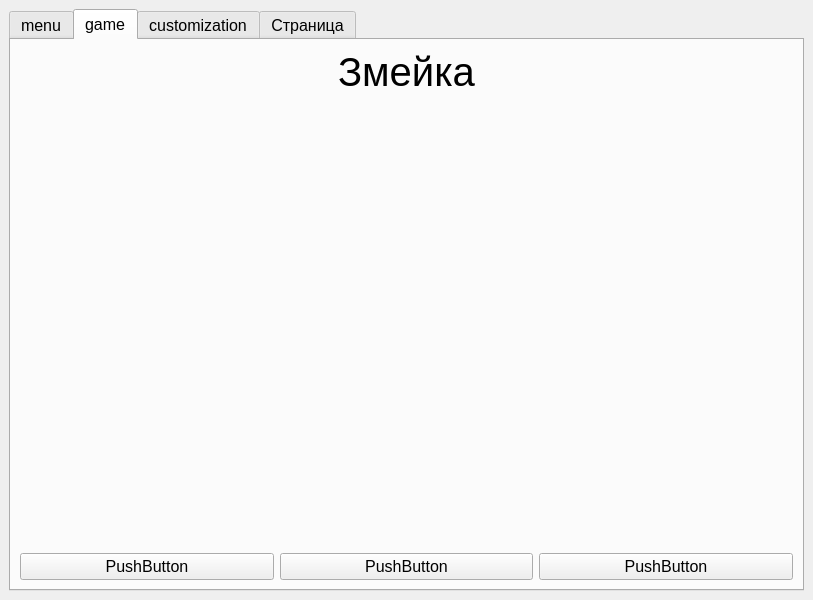
Before: the Qt Designer form forms/root.ui in kursach-vega/snake, drawn with Qt 5.
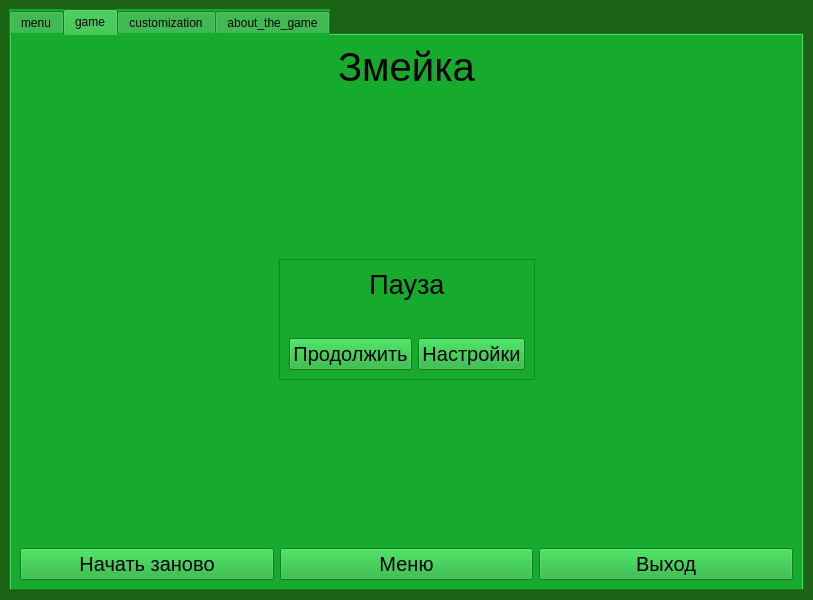
After: the same form once the commit is applied. The open tabs and pages were chosen to show the change.

The edit to the form file:
```diff
--- a/forms/root.ui
+++ b/forms/root.ui
@@ -24,15 +24,18 @@
   </property>
   <property name="font">
    <font>
-    <pointsize>12</pointsize>
+    <pointsize>15</pointsize>
    </font>
   </property>
   <property name="windowTitle">
    <string>root</string>
   </property>
+  <property name="styleSheet">
+   <string notr="true">background-color: rgb(29, 99, 21);</string>
+  </property>
   <widget class="QWidget" name="centralwidget">
    <layout class="QGridLayout" name="gridLayout_3">
-    <item row="0" column="0">
+    <item row="0" column="1">
      <widget class="QTabWidget" name="tab_game">
       <property name="maximumSize">
        <size>
@@ -40,6 +43,9 @@
         <height>582</height>
        </size>
       </property>
+      <property name="styleSheet">
+       <string notr="true">background-color: rgb(23, 171, 46);</string>
+      </property>
       <property name="currentIndex">
        <number>3</number>
       </property>
@@ -271,47 +277,9 @@
        <attribute name="title">
         <string>game</string>
        </attribute>
-       <layout class="QGridLayout" name="gridLayout">
-        <item row="1" column="0">
-         <spacer name="verticalSpacer_3">
-          <property name="orientation">
-           <enum>Qt::Vertical</enum>
-          </property>
-          <property name="sizeHint" stdset="0">
-           <size>
-            <width>20</width>
-            <height>40</height>
-           </size>
-          </property>
-         </spacer>
-        </item>
-        <item row="2" column="0">
-         <layout class="QHBoxLayout" name="horizontalLayout">
-          <item>
-           <widget class="QPushButton" name="pushButton">
-            <property name="text">
-             <string>PushButton</string>
-            </property>
-           </widget>
-          </item>
-          <item>
-           <widget class="QPushButton" name="pushButton_2">
-            <property name="text">
-             <string>PushButton</string>
-            </property>
-           </widget>
-          </item>
-          <item>
-           <widget class="QPushButton" name="pushButton_3">
-            <property name="text">
-             <string>PushButton</string>
-            </property>
-           </widget>
-          </item>
-         </layout>
-        </item>
-        <item row="0" column="0">
-         <widget class="QLabel" name="label_2">
+       <layout class="QVBoxLayout" name="verticalLayout_3">
+        <item>
+         <widget class="QLabel" name="label_3">
           <property name="font">
            <font>
             <pointsize>30</pointsize>
@@ -325,6 +293,176 @@
           </property>
          </widget>
         </item>
+        <item>
+         <spacer name="verticalSpacer_4">
+          <property name="orientation">
+           <enum>Qt::Vertical</enum>
+          </property>
+          <property name="sizeHint" stdset="0">
+           <size>
+            <width>20</width>
+            <height>40</height>
+           </size>
+          </property>
+         </spacer>
+        </item>
+        <item>
+         <layout class="QHBoxLayout" name="horizontalLayout_6">
+          <item>
+           <spacer name="horizontalSpacer_10">
+            <property name="orientation">
+             <enum>Qt::Horizontal</enum>
+            </property>
+            <property name="sizeHint" stdset="0">
+             <size>
+              <width>40</width>
+              <height>20</height>
+             </size>
+            </property>
+           </spacer>
+          </item>
+          <item>
+           <widget class="QFrame" name="frame">
+            <property name="maximumSize">
+             <size>
+              <width>281</width>
+              <height>121</height>
+             </size>
+            </property>
+            <property name="frameShape">
+             <enum>QFrame::StyledPanel</enum>
+            </property>
+            <property name="frameShadow">
+             <enum>QFrame::Raised</enum>
+            </property>
+            <layout class="QVBoxLayout" name="verticalLayout_2">
+             <item>
+              <widget class="QLabel" name="label_2">
+               <property name="font">
+                <font>
+                 <pointsize>20</pointsize>
+                </font>
+               </property>
+               <property name="text">
+                <string>Пауза</string>
+               </property>
+               <property name="alignment">
+                <set>Qt::AlignCenter</set>
+               </property>
+              </widget>
+             </item>
+             <item>
+              <spacer name="verticalSpacer_3">
+               <property name="orientation">
+                <enum>Qt::Vertical</enum>
+               </property>
+               <property name="sizeHint" stdset="0">
+                <size>
+                 <width>20</width>
+                 <height>40</height>
+                </size>
+               </property>
+              </spacer>
+             </item>
+             <item>
+              <layout class="QHBoxLayout" name="horizontalLayout">
+               <item>
+                <widget class="QPushButton" name="pushButton">
+                 <property name="font">
+                  <font>
+                   <pointsize>15</pointsize>
+                  </font>
+                 </property>
+                 <property name="text">
+                  <string>Продолжить</string>
+                 </property>
+                </widget>
+               </item>
+               <item>
+                <widget class="QPushButton" name="pushButton_2">
+                 <property name="font">
+                  <font>
+                   <pointsize>15</pointsize>
+                  </font>
+                 </property>
+                 <property name="text">
+                  <string>Настройки</string>
+                 </property>
+                </widget>
+               </item>
+              </layout>
+             </item>
+            </layout>
+           </widget>
+          </item>
+          <item>
+           <spacer name="horizontalSpacer_9">
+            <property name="orientation">
+             <enum>Qt::Horizontal</enum>
+            </property>
+            <property name="sizeHint" stdset="0">
+             <size>
+              <width>40</width>
+              <height>20</height>
+             </size>
+            </property>
+           </spacer>
+          </item>
+         </layout>
+        </item>
+        <item>
+         <spacer name="verticalSpacer_5">
+          <property name="orientation">
+           <enum>Qt::Vertical</enum>
+          </property>
+          <property name="sizeHint" stdset="0">
+           <size>
+            <width>20</width>
+            <height>40</height>
+           </size>
+          </property>
+         </spacer>
+        </item>
+        <item>
+         <layout class="QHBoxLayout" name="horizontalLayout_2">
+          <item>
+           <widget class="QPushButton" name="pushButton_3">
+            <property name="font">
+             <font>
+              <pointsize>15</pointsize>
+             </font>
+            </property>
+            <property name="text">
+             <string>Начать заново</string>
+            </property>
+           </widget>
+          </item>
+          <item>
+           <widget class="QPushButton" name="pushButton_4">
+            <property name="font">
+             <font>
+              <pointsize>15</pointsize>
+             </font>
+            </property>
+            <property name="text">
+             <string>Меню</string>
+            </property>
+           </widget>
+          </item>
+          <item>
+           <widget class="QPushButton" name="pushButton_5">
+            <property name="font">
+             <font>
+              <pointsize>15</pointsize>
+             </font>
+            </property>
+            <property name="text">
+             <string>Выход</string>
+            </property>
+           </widget>
+          </item>
+         </layout>
+        </item>
        </layout>
       </widget>
       <widget class="QWidget" name="customization">
@@ -334,7 +472,7 @@
       </widget>
       <widget class="QWidget" name="tab">
        <attribute name="title">
-        <string>Страница</string>
+        <string>about_the_game</string>
        </attribute>
       </widget>
      </widget>
```
Left out of the diff: 79 changed lines with no effect on the pictures.
